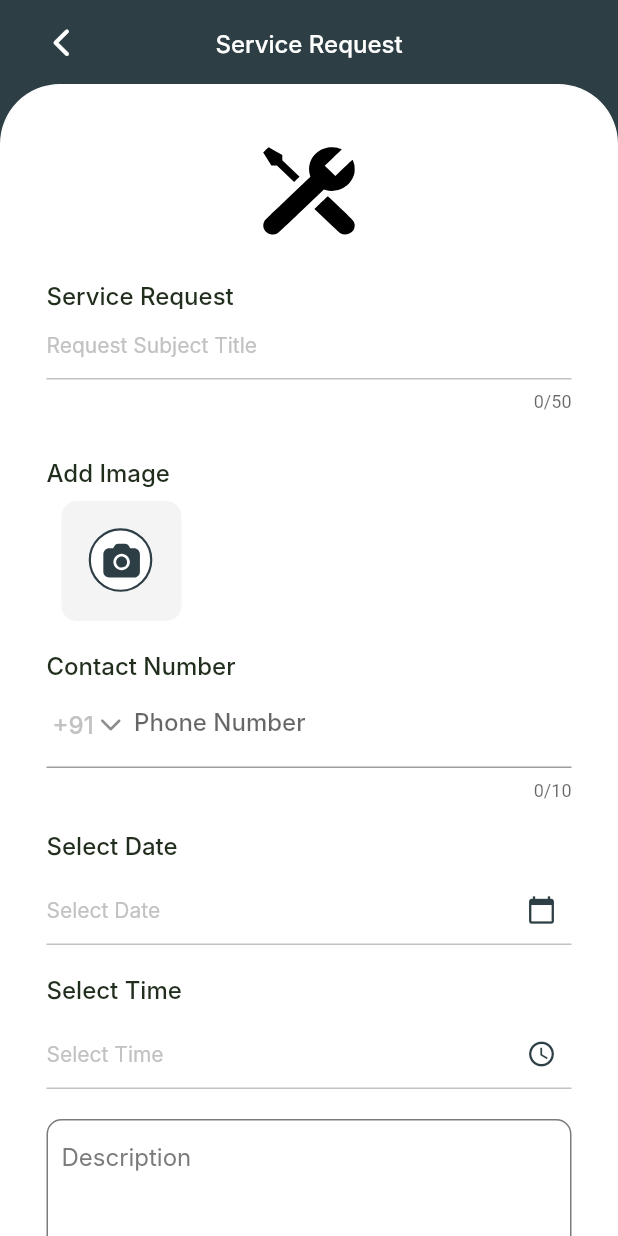
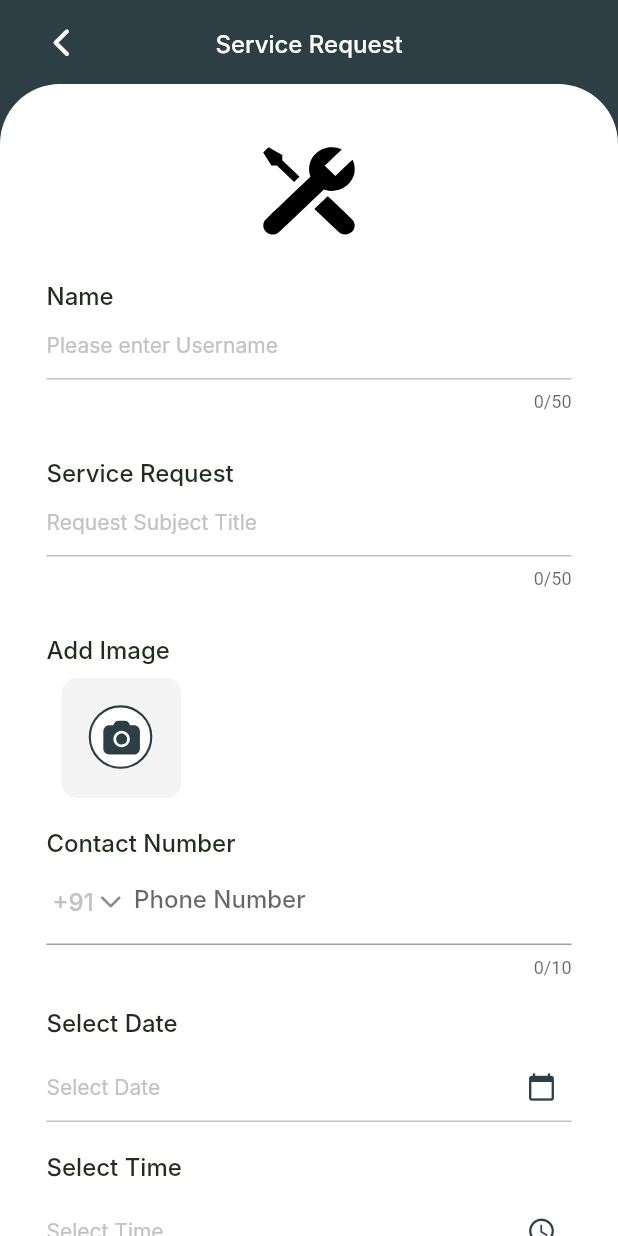
Before and after one commit to thecompletesoftech/SteamHouse, a Flutter app: the AddComplain screen opened by its route, on a phone screen of 412 x 824 dp. Run offline on Flutter 3.47's test engine with Material 2 defaults, Android fonts, the light colour scheme and no system bars; drawn by our look-alikes of intl_phone_field; our stand-ins replace animated_splash_screen, cached_network_image, firebase_core, firebase_messaging, flutter_local_notifications, flutter_rating_bar and 7 more; missing offline and left inert: flutter_phone_direct_caller, maps_launcher; accounts and stored records are empty; Roboto replaces fonts that are missing (Inter).

Commit message:
add username

```diff
--- a/lib/Screens/Complain/AddComplain.dart
+++ b/lib/Screens/Complain/AddComplain.dart
@@ -67,6 +67,32 @@ class _AddComplainState extends State<AddComplain> {
                               toolicon,
                               height: 60,
                             ),
+                          ),
+                          SizedBox(
+                            height: 30,
+                          ),
+                          Textfield().text(
+                              'name'.tr,
+                              TextStyles.withColor(
+                                  TextStyles.mw50016, DarkText)),
+                          TextBoxwidget(
+                            validator: (value) {
+                              if (value == null || value.isEmpty) {
+                                return 'Please enter some text';
+                              }
+                              return null;
+                            },
+                            controller: complainController.username,
+                            hinttext: 'pleasenetername'.tr,
+                            hintstyle:
+                                TextStyles.withColor(TextStyles.mn14, Gray),
+                            Bgcolor: White,
+                            style:
+                                TextStyles.withColor(TextStyles.mn14, DarkText),
+                            iconorimage: true,
+                            maxlength: 50,
+                            readtype: false,
+                            ontap: () {},
                           ),
                           SizedBox(
                             height: 30,
--- a/lib/Screens/Complain/ComplainController.dart
+++ b/lib/Screens/Complain/ComplainController.dart
@@ -5,6 +5,7 @@ import 'package:http/http.dart' as http;
 
 class ComplainController extends GetxController {
   TextEditingController name = TextEditingController();
+  TextEditingController username = TextEditingController();
   TextEditingController phone = TextEditingController();
   TextEditingController complaindesc = TextEditingController();
   TextEditingController selectdate = TextEditingController();
@@ -42,6 +43,7 @@ class ComplainController extends GetxController {
       request.headers.addAll(headers);
       // request.fields['user_id'] = box.read('userid').toString();
       request.fields['manger_id'] = box.read('managerid').toString();
+      request.fields['riser_name'] = username.text;
       request.fields['meter_id'] = box.read('meterid').toString();
       request.fields['Service_request'] = name.text;
       request.fields['date'] = selectdate.text;
@@ -73,7 +75,8 @@ class ComplainController extends GetxController {
           isloading.value = false;
           Get.toNamed(bottombarRoute);
         } else {
-          Get.snackbar('retry'.tr, jsonDecode(respose)['message'], backgroundColor: White);
+          Get.snackbar('retry'.tr, jsonDecode(respose)['message'],
+              backgroundColor: White);
           log("Retry" + respose);
           isloading.value = false;
         }
--- a/lib/config/LocalString.dart
+++ b/lib/config/LocalString.dart
@@ -30,6 +30,7 @@ class Localstring extends Translations {
           "Profile": "Profile",
           "complaintxt": "Complain",
           "ServiceRequesttxt": "Service Request",
+
           "push_Notificationxt": "Push Notification",
           "Contactustxt": "Contact Us",
           "addemptxt": "Add Emp",
@@ -45,6 +46,7 @@ class Localstring extends Translations {
           "helplinetxt": "Helpline",
           "companynametxt": "Company Name",
           "EnterCompanyNametxt": "Request Subject Title",
+          "pleasenetername": "Please enter Username",
           "clickpicturetxt": "Add Image",
           "selectphototxt": "Select OR Click Photo",
           "contactpersontxt": "Contact Number",
```
